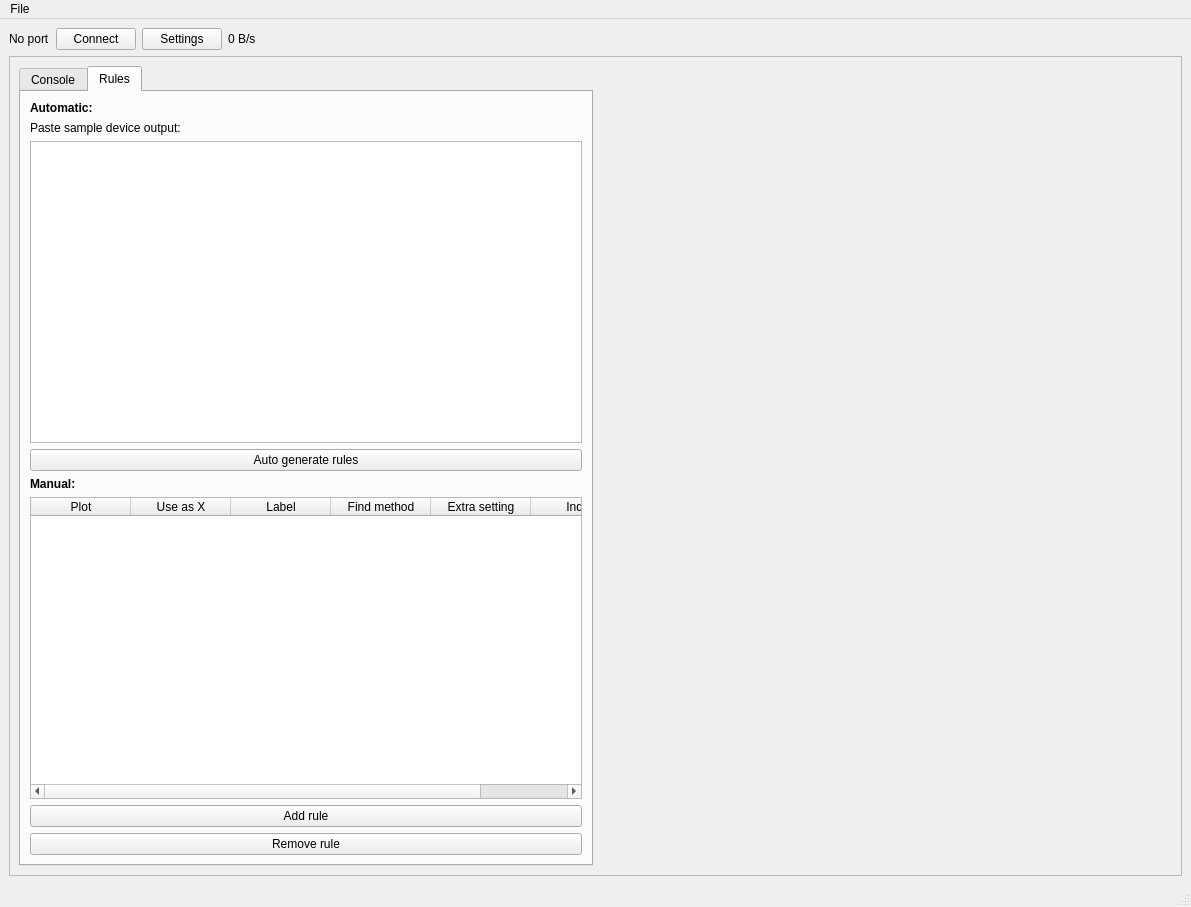
krupis/PlotTTY, file form.ui: the form before one commit.
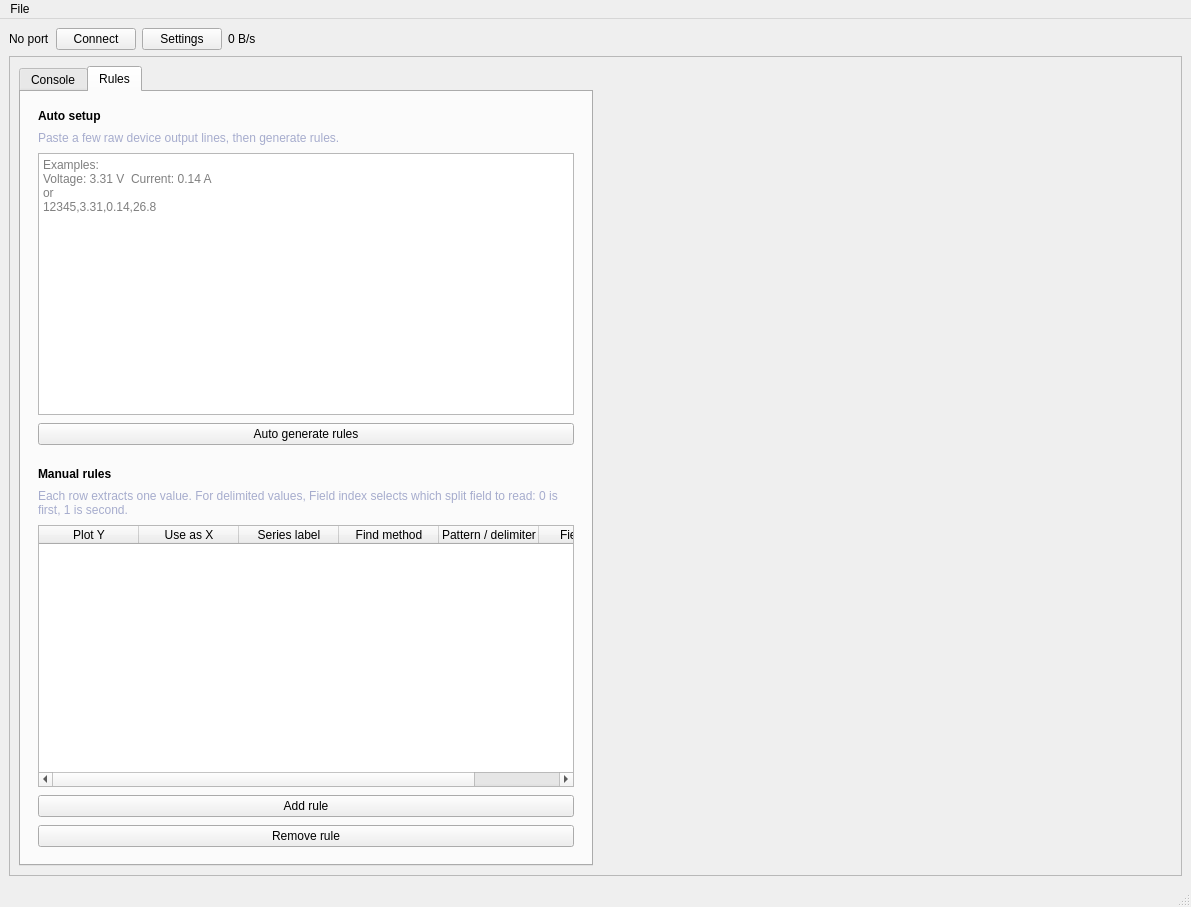
The form after the commit. Custom widgets are drawn as their Qt base class.

Commit message: Update rules table

What changed in the file:
```diff
--- a/form.ui
+++ b/form.ui
@@ -178,6 +178,21 @@
               <layout class="QVBoxLayout" name="verticalLayout_7">
                <item>
                 <layout class="QVBoxLayout" name="RulesLayout">
+                 <property name="spacing">
+                  <number>8</number>
+                 </property>
+                 <property name="leftMargin">
+                  <number>8</number>
+                 </property>
+                 <property name="topMargin">
+                  <number>8</number>
+                 </property>
+                 <property name="rightMargin">
+                  <number>8</number>
+                 </property>
+                 <property name="bottomMargin">
+                  <number>8</number>
+                 </property>
                  <item>
                   <widget class="QLabel" name="AutomaticLabel">
                    <property name="font">
@@ -186,7 +201,7 @@
                     </font>
                    </property>
                    <property name="text">
-                    <string>Automatic:</string>
+                     <string>Auto setup</string>
                    </property>
                    <property name="textFormat">
                     <enum>Qt::TextFormat::AutoText</enum>
@@ -194,14 +209,24 @@
                   </widget>
                  </item>
                  <item>
-                  <widget class="QLabel" name="PasteSampleLabel">
+                   <widget class="QLabel" name="AutomaticInfoLabel">
+                    <property name="styleSheet">
+                     <string notr="true">color: #a6accd;</string>
+                    </property>
+                    <property name="wordWrap">
+                     <bool>true</bool>
+                    </property>
                    <property name="text">
-                    <string>Paste sample device output:</string>
+                     <string>Paste a few raw device output lines, then generate rules.</string>
                    </property>
                   </widget>
                  </item>
                  <item>
-                  <widget class="QPlainTextEdit" name="SampleOutputTextEdit"/>
+                   <widget class="QPlainTextEdit" name="SampleOutputTextEdit">
+                    <property name="placeholderText">
+                     <string>Examples:&#xa;Voltage: 3.31 V  Current: 0.14 A&#xa;or&#xa;12345,3.31,0.14,26.8</string>
+                    </property>
+                   </widget>
                  </item>
                  <item>
                   <widget class="QPushButton" name="GenerateRulesButton">
@@ -210,6 +235,22 @@
                    </property>
                   </widget>
                  </item>
+                 <item>
+                  <spacer name="RulesSectionSpacer">
+                   <property name="orientation">
+                    <enum>Qt::Orientation::Vertical</enum>
+                   </property>
+                   <property name="sizeType">
+                    <enum>QSizePolicy::Policy::Fixed</enum>
+                   </property>
+                   <property name="sizeHint" stdset="0">
+                    <size>
+                     <width>20</width>
+                     <height>14</height>
+                    </size>
+                   </property>
+                  </spacer>
+                 </item>
                  <item>
                   <widget class="QLabel" name="ManualLabel">
                    <property name="font">
@@ -218,7 +259,20 @@
                     </font>
                    </property>
                    <property name="text">
-                    <string>Manual:</string>
+                     <string>Manual rules</string>
+                    </property>
+                   </widget>
+                  </item>
+                  <item>
+                   <widget class="QLabel" name="ManualInfoLabel">
+                    <property name="styleSheet">
+                     <string notr="true">color: #a6accd;</string>
+                    </property>
+                    <property name="wordWrap">
+                     <bool>true</bool>
+                    </property>
+                    <property name="text">
+                     <string>Each row extracts one value. For delimited values, Field index selects which split field to read: 0 is first, 1 is second.</string>
                    </property>
                   </widget>
                  </item>
@@ -226,7 +280,7 @@
                   <widget class="QTableWidget" name="RulesTable">
                    <column>
                     <property name="text">
-                     <string>Plot</string>
+                      <string>Plot Y</string>
                     </property>
                    </column>
                    <column>
@@ -236,7 +290,7 @@
                    </column>
                    <column>
                     <property name="text">
-                     <string>Label</string>
+                      <string>Series label</string>
                     </property>
                    </column>
                    <column>
@@ -246,12 +300,12 @@
                    </column>
                    <column>
                     <property name="text">
-                     <string>Extra setting</string>
+                      <string>Pattern / delimiter</string>
                     </property>
                    </column>
                    <column>
                     <property name="text">
-                     <string>Index</string>
+                      <string>Field index</string>
                     </property>
                    </column>
                   </widget>
```
Left out of the diff: 27 changed lines with no effect on the pictures. Lines whose indentation alone changed are shown as unchanged. The commit also changes 3 other files.
